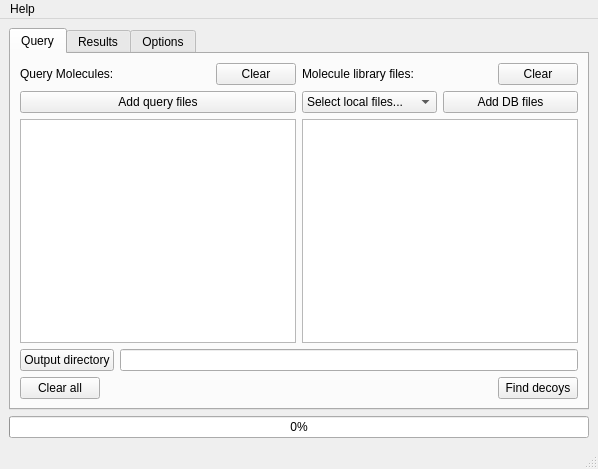
Qt form MainWindow.ui (URV-cheminformatics/DecoyFinder) before a commit.
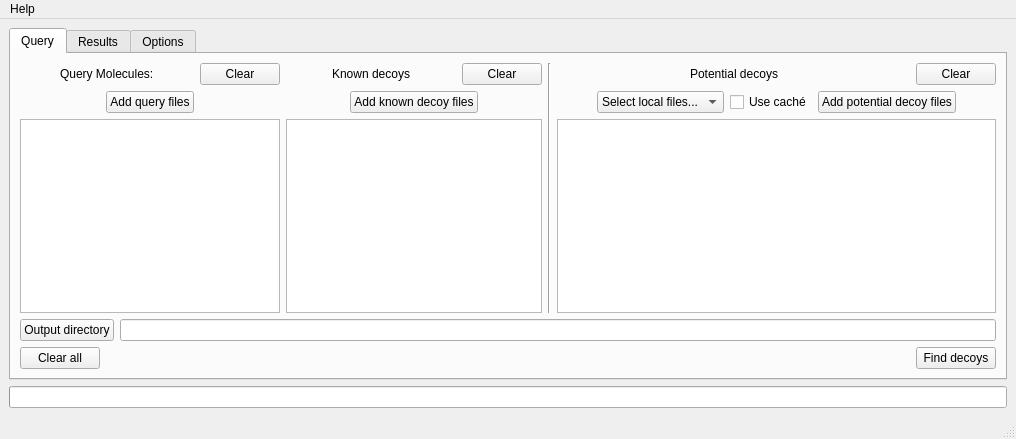
The same form after that commit.

The edit to the form file:
```diff
--- a/MainWindow.ui
+++ b/MainWindow.ui
@@ -2,14 +2,6 @@
 <ui version="4.0">
  <class>MainWindow</class>
  <widget class="QMainWindow" name="MainWindow">
-  <property name="geometry">
-   <rect>
-    <x>0</x>
-    <y>0</y>
-    <width>598</width>
-    <height>469</height>
-   </rect>
-  </property>
   <property name="windowTitle">
    <string>Decoy Finder</string>
   </property>
@@ -31,6 +23,19 @@
            <layout class="QVBoxLayout" name="verticalLayout">
             <item>
              <layout class="QHBoxLayout" name="horizontalLayout_4">
+              <item>
+               <spacer name="horizontalSpacer_15">
+                <property name="orientation">
+                 <enum>Qt::Horizontal</enum>
+                </property>
+                <property name="sizeHint" stdset="0">
+                 <size>
+                  <width>40</width>
+                  <height>20</height>
+                 </size>
+                </property>
+               </spacer>
+              </item>
               <item>
                <widget class="QLabel" name="label">
                 <property name="text">
@@ -62,6 +67,19 @@
             </item>
             <item>
              <layout class="QHBoxLayout" name="horizontalLayout_6">
+              <item>
+               <spacer name="horizontalSpacer_6">
+                <property name="orientation">
+                 <enum>Qt::Horizontal</enum>
+                </property>
+                <property name="sizeHint" stdset="0">
+                 <size>
+                  <width>40</width>
+                  <height>20</height>
+                 </size>
+                </property>
+               </spacer>
+              </item>
               <item>
                <widget class="QPushButton" name="addQueryButton">
                 <property name="text">
@@ -69,6 +87,19 @@
                 </property>
                </widget>
               </item>
+              <item>
+               <spacer name="horizontalSpacer_7">
+                <property name="orientation">
+                 <enum>Qt::Horizontal</enum>
+                </property>
+                <property name="sizeHint" stdset="0">
+                 <size>
+                  <width>40</width>
+                  <height>20</height>
+                 </size>
+                </property>
+               </spacer>
+              </item>
              </layout>
             </item>
             <item>
@@ -76,14 +107,122 @@
             </item>
            </layout>
           </item>
+          <item>
+           <layout class="QVBoxLayout" name="verticalLayout_6">
+            <item>
+             <layout class="QHBoxLayout" name="horizontalLayout_2">
+              <item>
+               <spacer name="horizontalSpacer_16">
+                <property name="orientation">
+                 <enum>Qt::Horizontal</enum>
+                </property>
+                <property name="sizeHint" stdset="0">
+                 <size>
+                  <width>40</width>
+                  <height>20</height>
+                 </size>
+                </property>
+               </spacer>
+              </item>
+              <item>
+               <widget class="QLabel" name="label_3">
+                <property name="text">
+                 <string>Known decoys</string>
+                </property>
+               </widget>
+              </item>
+              <item>
+               <spacer name="horizontalSpacer_12">
+                <property name="orientation">
+                 <enum>Qt::Horizontal</enum>
+                </property>
+                <property name="sizeHint" stdset="0">
+                 <size>
+                  <width>40</width>
+                  <height>20</height>
+                 </size>
+                </property>
+               </spacer>
+              </item>
+              <item>
+               <widget class="QPushButton" name="pushButton_4">
+                <property name="text">
+                 <string>Clear</string>
+                </property>
+               </widget>
+              </item>
+             </layout>
+            </item>
+            <item>
+             <layout class="QHBoxLayout" name="horizontalLayout_9">
+              <item>
+               <spacer name="horizontalSpacer_13">
+                <property name="orientation">
+                 <enum>Qt::Horizontal</enum>
+                </property>
+                <property name="sizeHint" stdset="0">
+                 <size>
+                  <width>40</width>
+                  <height>20</height>
+                 </size>
+                </property>
+               </spacer>
+              </item>
+              <item>
+               <widget class="QPushButton" name="addDecoysButton">
+                <property name="text">
+                 <string>Add known decoy files</string>
+                </property>
+               </widget>
+              </item>
+              <item>
+               <spacer name="horizontalSpacer_14">
+                <property name="orientation">
+                 <enum>Qt::Horizontal</enum>
+                </property>
+                <property name="sizeHint" stdset="0">
+                 <size>
+                  <width>40</width>
+                  <height>20</height>
+                 </size>
+                </property>
+               </spacer>
+              </item>
+             </layout>
+            </item>
+            <item>
+             <widget class="QListWidget" name="decoyList"/>
+            </item>
+           </layout>
+          </item>
+          <item>
+           <widget class="Line" name="line">
+            <property name="orientation">
+             <enum>Qt::Vertical</enum>
+            </property>
+           </widget>
+          </item>
           <item>
            <layout class="QVBoxLayout" name="verticalLayout_2">
             <item>
              <layout class="QHBoxLayout" name="horizontalLayout_5">
+              <item>
+               <spacer name="horizontalSpacer_17">
+                <property name="orientation">
+                 <enum>Qt::Horizontal</enum>
+                </property>
+                <property name="sizeHint" stdset="0">
+                 <size>
+                  <width>40</width>
+                  <height>20</height>
+                 </size>
+                </property>
+               </spacer>
+              </item>
               <item>
                <widget class="QLabel" name="label_2">
                 <property name="text">
-                 <string>Molecule library files:</string>
+                 <string>Potential decoys</string>
                 </property>
                </widget>
               </item>
@@ -111,6 +250,19 @@
             </item>
             <item>
              <layout class="QHBoxLayout" name="horizontalLayout_3">
+              <item>
+               <spacer name="horizontalSpacer_8">
+                <property name="orientation">
+                 <enum>Qt::Horizontal</enum>
+                </property>
+                <property name="sizeHint" stdset="0">
+                 <size>
+                  <width>40</width>
+                  <height>20</height>
+                 </size>
+                </property>
+               </spacer>
+              </item>
               <item>
                <widget class="QComboBox" name="dbComboBox">
                 <item>
@@ -140,13 +292,33 @@
                 </item>
                </widget>
               </item>
+              <item>
+               <widget class="QCheckBox" name="checkBox">
+                <property name="text">
+                 <string>Use caché</string>
+                </property>
+               </widget>
+              </item>
               <item>
                <widget class="QPushButton" name="addDButton">
                 <property name="text">
-                 <string>Add DB files</string>
+                 <string>Add potential decoy files</string>
                 </property>
                </widget>
               </item>
+              <item>
+               <spacer name="horizontalSpacer_9">
+                <property name="orientation">
+                 <enum>Qt::Horizontal</enum>
+                </property>
+                <property name="sizeHint" stdset="0">
+                 <size>
+                  <width>40</width>
+                  <height>20</height>
+                 </size>
+                </property>
+               </spacer>
+              </item>
              </layout>
             </item>
             <item>
@@ -391,9 +563,6 @@
     </item>
     <item>
      <widget class="QProgressBar" name="progressBar">
-      <property name="value">
-       <number>0</number>
-      </property>
       <property name="alignment">
        <set>Qt::AlignCenter</set>
       </property>
@@ -409,8 +578,8 @@
     <rect>
      <x>0</x>
      <y>0</y>
-     <width>598</width>
-     <height>23</height>
+     <width>1081</width>
+     <height>21</height>
     </rect>
    </property>
    <widget class="QMenu" name="menuHelp">
```
Left out of the diff: 82 changed lines with no effect on the pictures.
